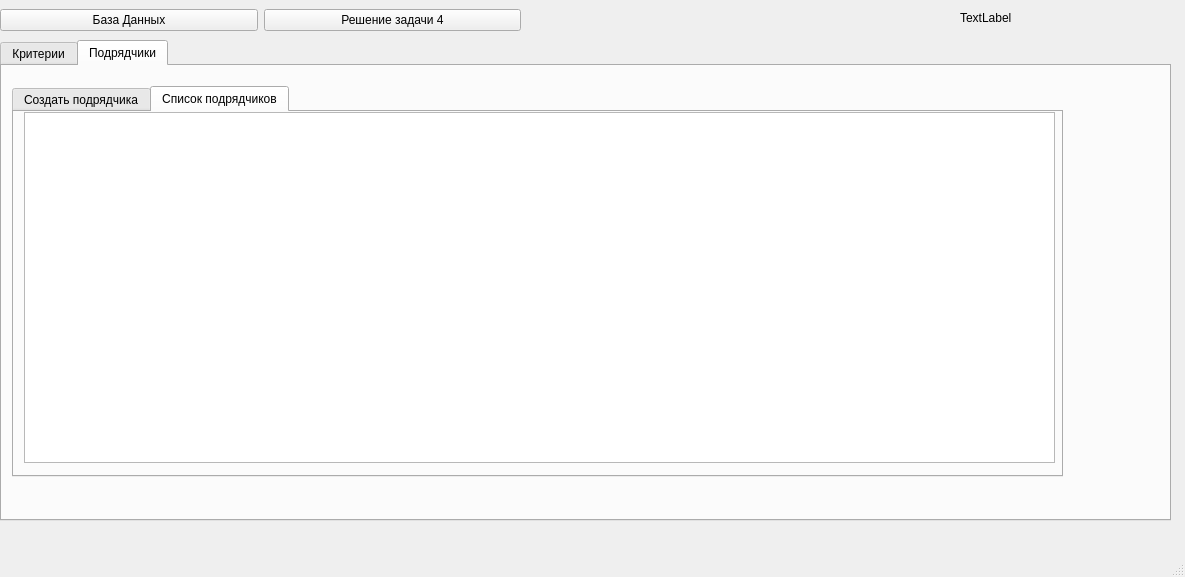
This is gui/B_main_page.ui in aliensowo/tpugkuudms as Qt 5 draws it before an edit. The edited form follows.
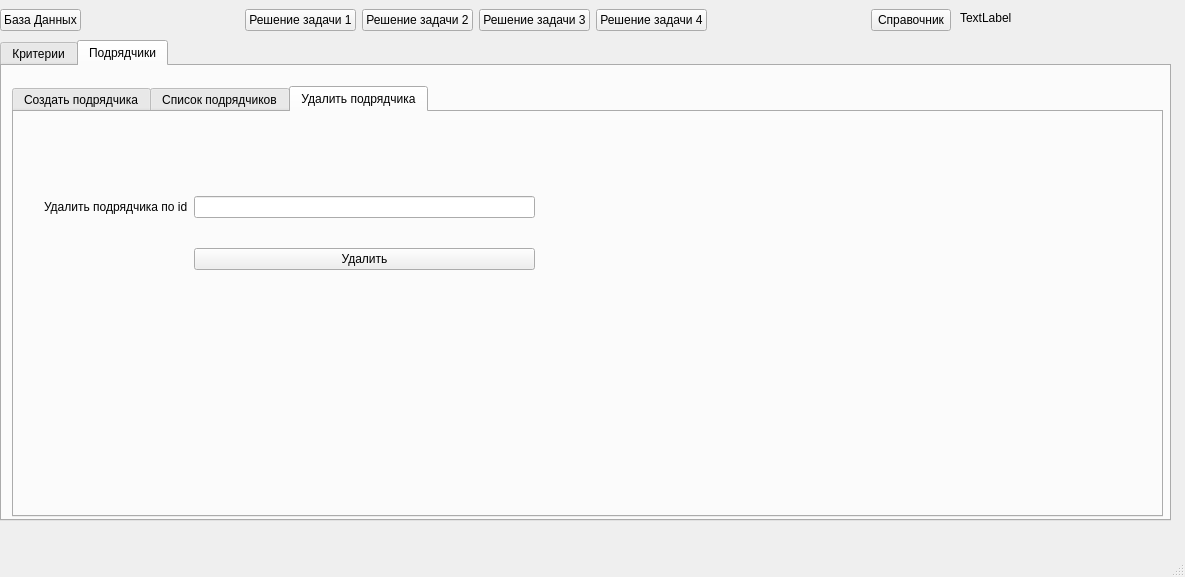
This is the edited form. The open tabs and pages were chosen to show the change.

Commit message: add new work pages and edit/delete funcs

Patch:
```diff
--- a/gui/B_main_page.ui
+++ b/gui/B_main_page.ui
@@ -22,7 +22,7 @@
      <rect>
       <x>0</x>
       <y>0</y>
-      <width>521</width>
+      <width>951</width>
       <height>41</height>
      </rect>
     </property>
@@ -30,6 +30,47 @@
      <property name="sizeConstraint">
       <enum>QLayout::SetMinimumSize</enum>
      </property>
+     <item row="0" column="6">
+      <widget class="QPushButton" name="pushButton_9">
+       <property name="text">
+        <string>Решение задачи 4</string>
+       </property>
+      </widget>
+     </item>
+     <item row="0" column="4">
+      <widget class="QPushButton" name="pushButton_6">
+       <property name="text">
+        <string>Решение задачи 2</string>
+       </property>
+      </widget>
+     </item>
+     <item row="0" column="7">
+      <spacer name="horizontalSpacer">
+       <property name="orientation">
+        <enum>Qt::Horizontal</enum>
+       </property>
+       <property name="sizeHint" stdset="0">
+        <size>
+         <width>40</width>
+         <height>20</height>
+        </size>
+       </property>
+      </spacer>
+     </item>
+     <item row="0" column="8">
+      <widget class="QPushButton" name="pushButton_7">
+       <property name="text">
+        <string>Справочник</string>
+       </property>
+      </widget>
+     </item>
+     <item row="0" column="3">
+      <widget class="QPushButton" name="pushButton_4">
+       <property name="text">
+        <string>Решение задачи 1</string>
+       </property>
+      </widget>
+     </item>
      <item row="0" column="1">
       <widget class="QPushButton" name="pushButton_db">
        <property name="text">
@@ -37,12 +78,25 @@
        </property>
       </widget>
      </item>
+     <item row="0" column="5">
+      <widget class="QPushButton" name="pushButton_8">
+       <property name="text">
+        <string>Решение задачи 3</string>
+       </property>
+      </widget>
+     </item>
      <item row="0" column="2">
-      <widget class="QPushButton" name="pushButton_4">
-       <property name="text">
-        <string>Решение задачи 4</string>
+      <spacer name="horizontalSpacer_2">
+       <property name="orientation">
+        <enum>Qt::Horizontal</enum>
        </property>
-      </widget>
+       <property name="sizeHint" stdset="0">
+        <size>
+         <width>40</width>
+         <height>20</height>
+        </size>
+       </property>
+      </spacer>
      </item>
     </layout>
    </widget>
@@ -157,12 +211,12 @@
         <rect>
          <x>10</x>
          <y>20</y>
-         <width>1051</width>
-         <height>391</height>
+         <width>1151</width>
+         <height>431</height>
         </rect>
        </property>
        <property name="currentIndex">
-        <number>1</number>
+        <number>2</number>
        </property>
        <widget class="QWidget" name="tab_7">
         <attribute name="title">
@@ -260,17 +314,51 @@
         <attribute name="title">
          <string>Список подрядчиков</string>
         </attribute>
-        <widget class="QTableView" name="tableView_3">
+        <widget class="QTableWidget" name="tableWidget_2">
          <property name="geometry">
           <rect>
-           <x>10</x>
+           <x>0</x>
            <y>0</y>
-           <width>1031</width>
-           <height>351</height>
+           <width>1141</width>
+           <height>401</height>
           </rect>
          </property>
         </widget>
        </widget>
+       <widget class="QWidget" name="tab_5">
+        <attribute name="title">
+         <string>Удалить подрядчика</string>
+        </attribute>
+        <widget class="QWidget" name="gridLayoutWidget_2">
+         <property name="geometry">
+          <rect>
+           <x>30</x>
+           <y>60</y>
+           <width>491</width>
+           <height>124</height>
+          </rect>
+         </property>
+         <layout class="QGridLayout" name="gridLayout_3">
+          <item row="0" column="0">
+           <widget class="QLabel" name="label_9">
+            <property name="text">
+             <string>Удалить подрядчика по id</string>
+            </property>
+           </widget>
+          </item>
+          <item row="1" column="1">
+           <widget class="QPushButton" name="pushButton_2">
+            <property name="text">
+             <string>Удалить</string>
+            </property>
+           </widget>
+          </item>
+          <item row="0" column="1">
+           <widget class="QLineEdit" name="lineEdit_3"/>
+          </item>
+         </layout>
+        </widget>
+       </widget>
       </widget>
      </widget>
     </widget>
```
Left out of the diff: 46 changed lines with no effect on the pictures. The commit also changes 21 other files.
